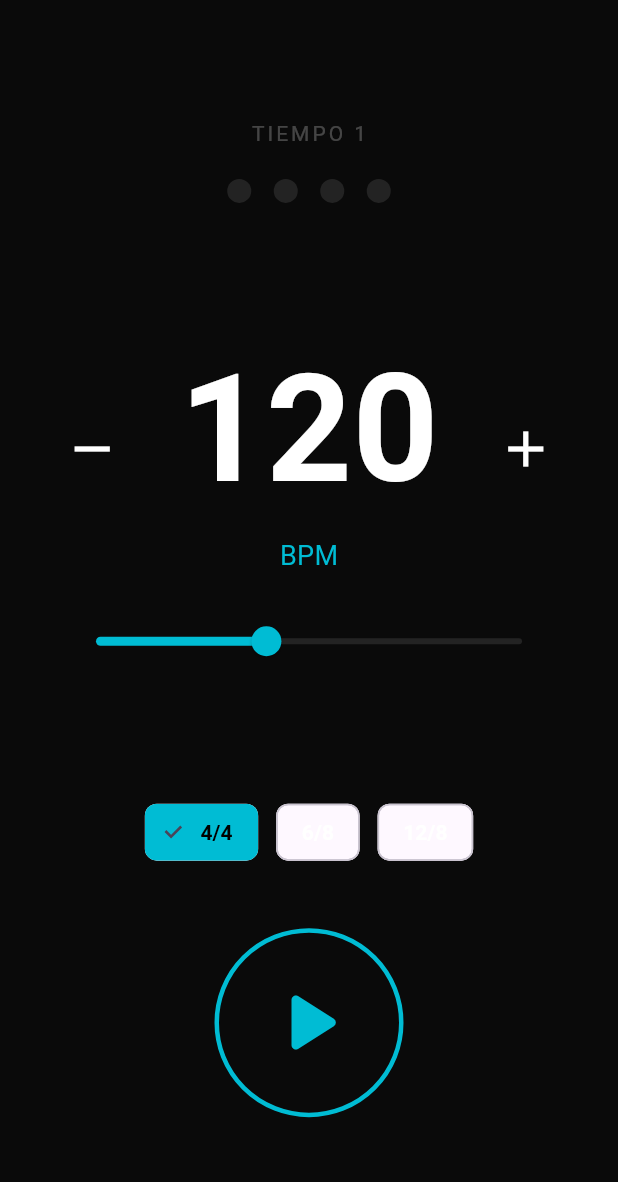
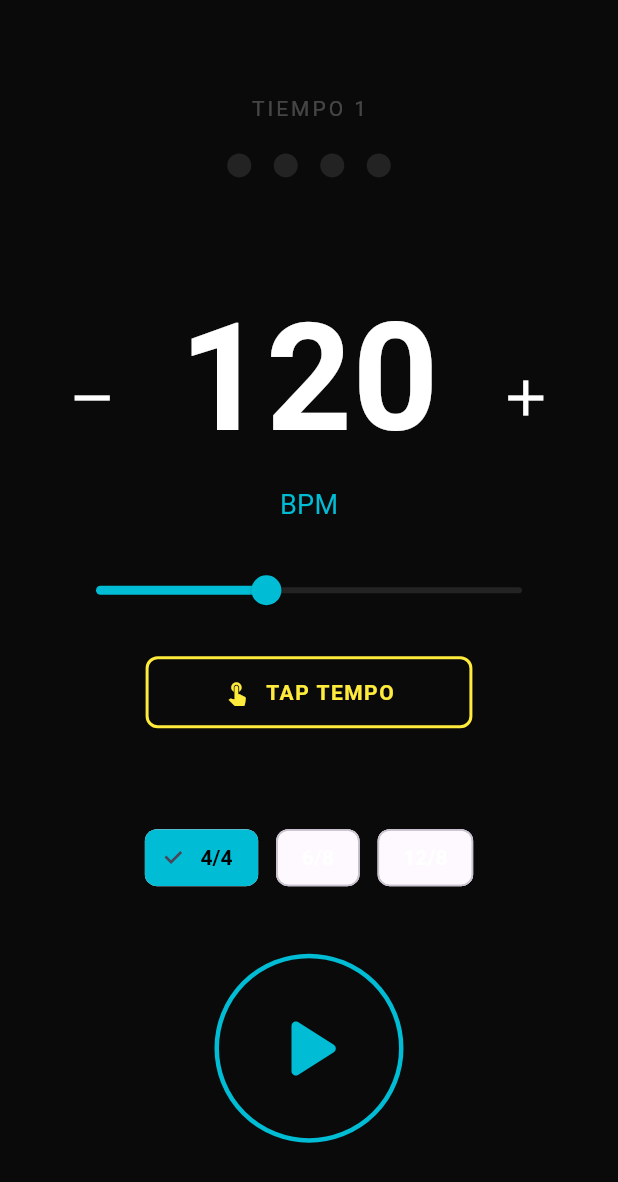
Before and after one commit to jjaccess/metronomo, a Flutter app: the screen it shows after launch, on a phone screen of 412 x 824 dp. Shown: the top 1182 px of the screen. Run offline on Flutter 3.47's test engine with Material 3 defaults, Android fonts, the phone set to English and light mode, and no system bars; our stand-ins replace audioplayers.

Commit message:
Se agrega tap de tiempo

```diff
--- a/lib/main.dart
+++ b/lib/main.dart
@@ -63,7 +63,7 @@ class _MetronomoSimpleState extends State<MetronomoSimple> {
                                       (esAcento
                                               ? Colors.redAccent
                                               : Colors.cyanAccent)
-                                          .withOpacity(0.6),
+                                          .withValues(alpha: 0.6),
                                   blurRadius: 12,
                                   spreadRadius: 2,
                                 ),
@@ -119,6 +119,47 @@ class _MetronomoSimpleState extends State<MetronomoSimple> {
                         () => _logic.updateBpm(v.toInt(), _actualizarUI),
                       );
                     },
+                  ),
+                ),
+                const SizedBox(height: 20),
+                // Botón Tap Tempo
+                GestureDetector(
+                  onTap: () {
+                    _logic.tapTempo(_actualizarUI);
+                    setState(() {});
+                  },
+                  child: Container(
+                    padding: const EdgeInsets.symmetric(
+                      vertical: 12,
+                      horizontal: 50,
+                    ),
+                    decoration: BoxDecoration(
+                      border: Border.all(
+                        color: Colors.yellow,
+                        width: 2,
+                      ),
+                      borderRadius: BorderRadius.circular(8),
+                    ),
+                    child: Row(
+                      mainAxisSize: MainAxisSize.min,
+                      children: [
+                        const Icon(
+                          Icons.touch_app,
+                          color: Colors.yellow,
+                          size: 18,
+                        ),
+                        const SizedBox(width: 10),
+                        Text(
+                          "TAP TEMPO${_logic.getTapCount() > 0 ? ' (${_logic.getTapCount()})' : ''}",
+                          style: const TextStyle(
+                            color: Colors.yellow,
+                            fontSize: 14,
+                            fontWeight: FontWeight.bold,
+                            letterSpacing: 1,
+                          ),
+                        ),
+                      ],
+                    ),
                   ),
                 ),
               ],
```
Also changed, not shown: lib/metronome_logic.dart (+59 -0 lines).
